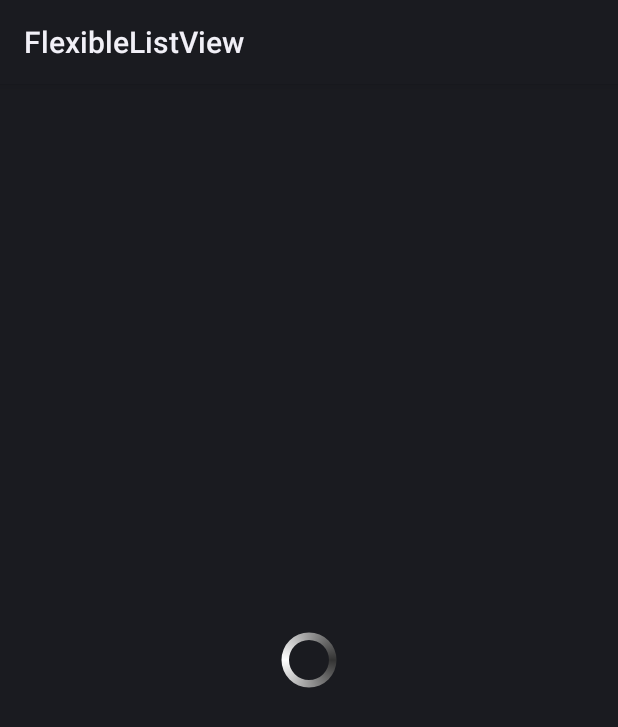
After one commit to newhope1106/flexibleListView, an Android app: the layout loading_view.xml on its own in the app's theme, with its tools: preview values and no code run, on a phone screen of 412 x 824 dp. The commit adds this screen. Shown: the top 727 px of the screen. Run offline under Robolectric (Android 15) with nearby library versions, the phone set to English and light mode, and no system bars.

```diff
--- /dev/null
+++ b/flexiblelistview/src/main/res/drawable/loading_shape.xml
@@ -0,0 +1,19 @@
+<?xml version="1.0" encoding="utf-8"?>
+<rotate xmlns:android="http://schemas.android.com/apk/res/android"
+        android:fromDegrees="0"
+        android:pivotX="50%"
+        android:pivotY="50%"
+        android:toDegrees="360">
+    <shape android:innerRadiusRatio="3"
+           android:shape="ring"
+           android:thicknessRatio="8"
+           android:useLevel="false">
+        <gradient
+            android:centerColor="@color/white"
+            android:centerY="0.50"
+            android:endColor="@color/black"
+            android:startColor="@color/black"
+            android:type="sweep"
+            android:useLevel="false"/>
+    </shape>
+</rotate>
--- /dev/null
+++ b/flexiblelistview/src/main/res/layout/loading_view.xml
@@ -0,0 +1,11 @@
+<?xml version="1.0" encoding="utf-8"?>
+<LinearLayout xmlns:android="http://schemas.android.com/apk/res/android"
+    android:orientation="vertical"
+    android:layout_width="match_parent"
+    android:layout_height="match_parent"
+    android:gravity="center">
+    <ImageView
+        android:layout_width="40dip"
+        android:layout_height="40dip"
+        android:src="@drawable/loading_shape"/>
+</LinearLayout>
--- /dev/null
+++ b/flexiblelistview/src/main/res/values/color.xml
@@ -0,0 +1,5 @@
+<?xml version="1.0" encoding="utf-8"?>
+<resources>
+    <color name="white">#fff</color>
+    <color name="black">#333</color>
+</resources>
```
Also changed, not shown: flexiblelistview/src/main/java/cn/appleye/flexiblelistview/FlexibleListView.java (+30 -8 lines).
